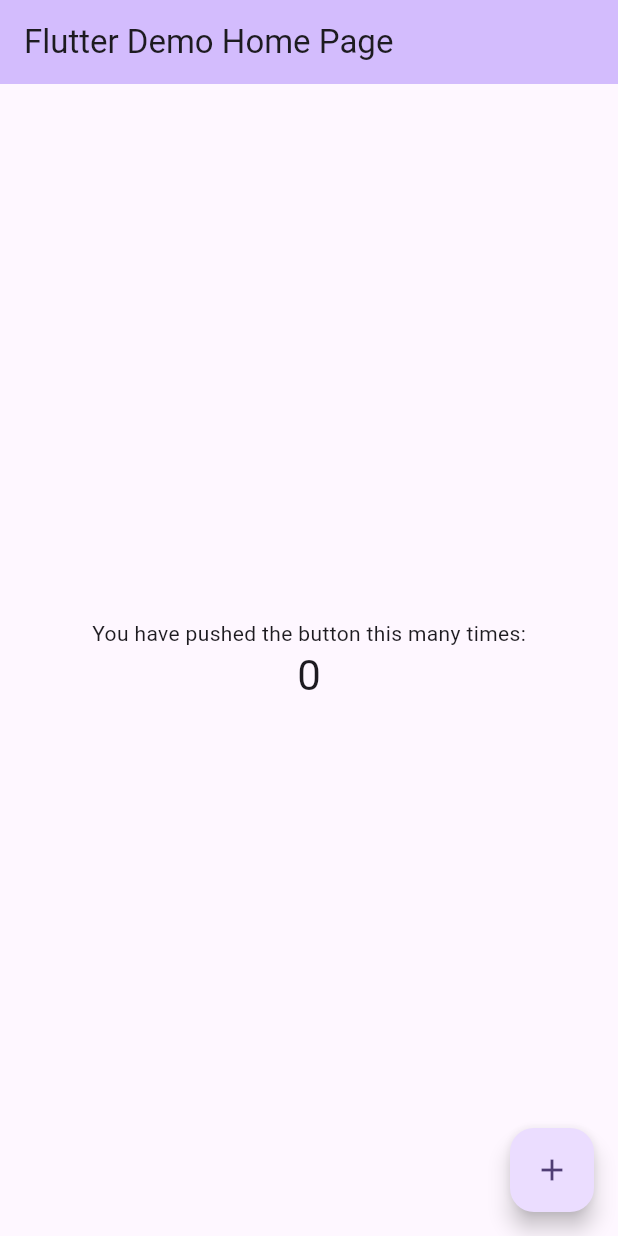
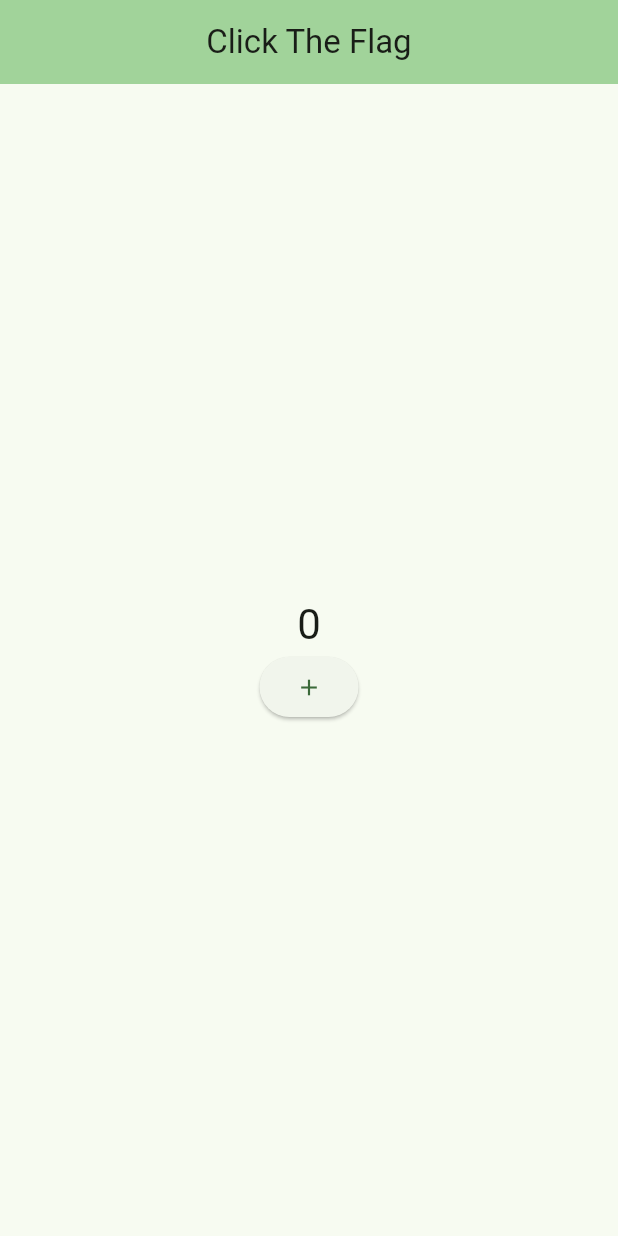
Before and after one commit to Un1c0re/ctf_clicker, a Flutter app: the screen it shows after launch, on a phone screen of 412 x 824 dp. Run offline on Flutter 3.47's test engine with Material 3 defaults, Android fonts, the phone set to English and light mode, and no system bars; our stand-ins replace drift; accounts and stored records are empty; generated files the repository leaves out were written again.

```diff
--- a/lib/main.dart
+++ b/lib/main.dart
@@ -1,3 +1,4 @@
+import 'package:ctf_clicker/views/home/home.dart';
 import 'package:flutter/material.dart';
 
 void main() {
@@ -10,60 +11,12 @@ class MyApp extends StatelessWidget {
   @override
   Widget build(BuildContext context) {
     return MaterialApp(
-      title: 'Flutter Demo',
+      title: 'Clicker',
       theme: ThemeData(
-        colorScheme: ColorScheme.fromSeed(seedColor: Colors.deepPurple),
+        colorScheme: ColorScheme.fromSeed(seedColor: Colors.green),
         useMaterial3: true,
       ),
-      home: const MyHomePage(title: 'Flutter Demo Home Page'),
+      home: const HomeScreen(title: 'Click The Flag'),
     );
   }
 }
-
-class MyHomePage extends StatefulWidget {
-  const MyHomePage({super.key, required this.title});
-
-  final String title;
-
-  @override
-  State<MyHomePage> createState() => _MyHomePageState();
-}
-
-class _MyHomePageState extends State<MyHomePage> {
-  int _counter = 0;
-
-  void _incrementCounter() {
-    setState(() {
-      _counter++;
-    });
-  }
-
-  @override
-  Widget build(BuildContext context) {
-    return Scaffold(
-      appBar: AppBar(
-        backgroundColor: Theme.of(context).colorScheme.inversePrimary,
-        title: Text(widget.title),
-      ),
-      body: Center(
-        child: Column(
-          mainAxisAlignment: MainAxisAlignment.center,
-          children: <Widget>[
-            const Text(
-              'You have pushed the button this many times:',
-            ),
-            Text(
-              '$_counter',
-              style: Theme.of(context).textTheme.headlineMedium,
-            ),
-          ],
-        ),
-      ),
-      floatingActionButton: FloatingActionButton(
-        onPressed: _incrementCounter,
-        tooltip: 'Increment',
-        child: const Icon(Icons.add),
-      ),
-    );
-  }
-}
--- /dev/null
+++ b/lib/views/home/home.dart
@@ -0,0 +1,46 @@
+import 'package:flutter/material.dart';
+
+class HomeScreen extends StatefulWidget {
+  const HomeScreen({super.key, required this.title});
+
+  final String title;
+
+  @override
+  State<HomeScreen> createState() => _HomeScreenState();
+}
+
+class _HomeScreenState extends State<HomeScreen> {
+  int _counter = 0;
+
+  void _incrementCounter() {
+    setState(() {
+      _counter++;
+    });
+  }
+
+  @override
+  Widget build(BuildContext context) {
+    return Scaffold(
+      appBar: AppBar(
+        centerTitle: true,
+        backgroundColor: Theme.of(context).colorScheme.inversePrimary,
+        title: Text(widget.title),
+      ),
+      body: Column(
+        mainAxisAlignment: MainAxisAlignment.center,
+        children: [
+          Text(
+            '$_counter',
+            style: Theme.of(context).textTheme.headlineMedium,
+          ),
+          Center(
+            child: ElevatedButton(
+              onPressed: _incrementCounter,
+              child: const Icon(Icons.add),
+            ),
+          ),
+        ],
+      ),
+    );
+  }
+}
```
Also changed, not shown: lib/data/db.dart (added, +38 -0 lines), lib/data/user_dao.dart (added, +21 -0 lines), lib/models/user_model.dart (added, +27 -0 lines), pubspec.yaml (+7 -71 lines), pubspec.lock.
